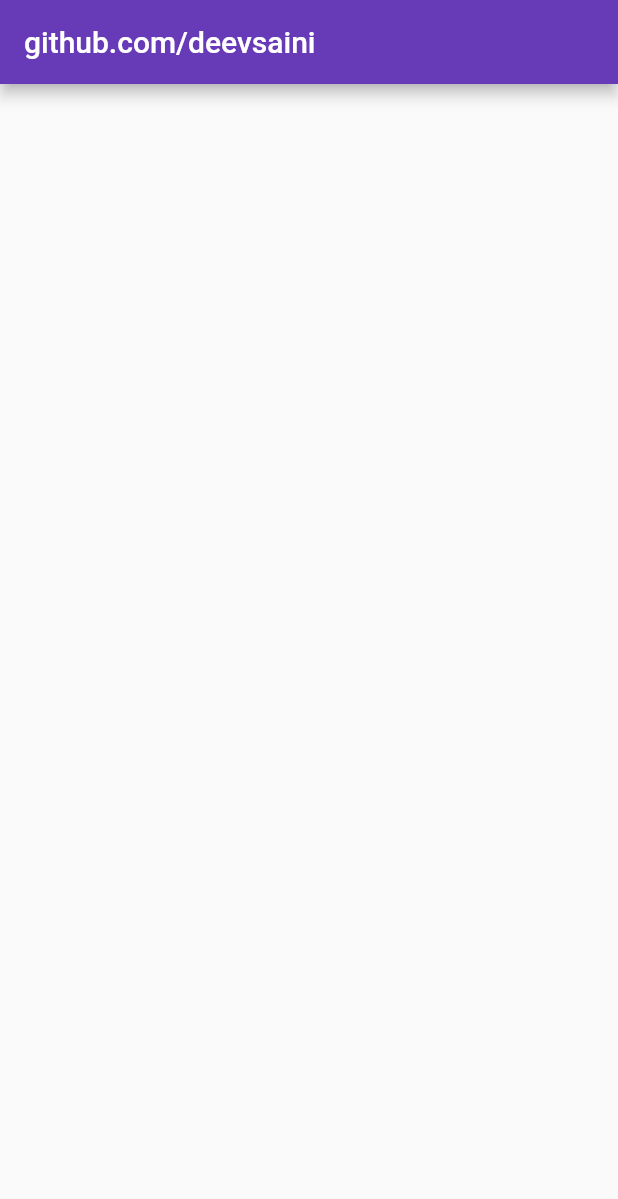
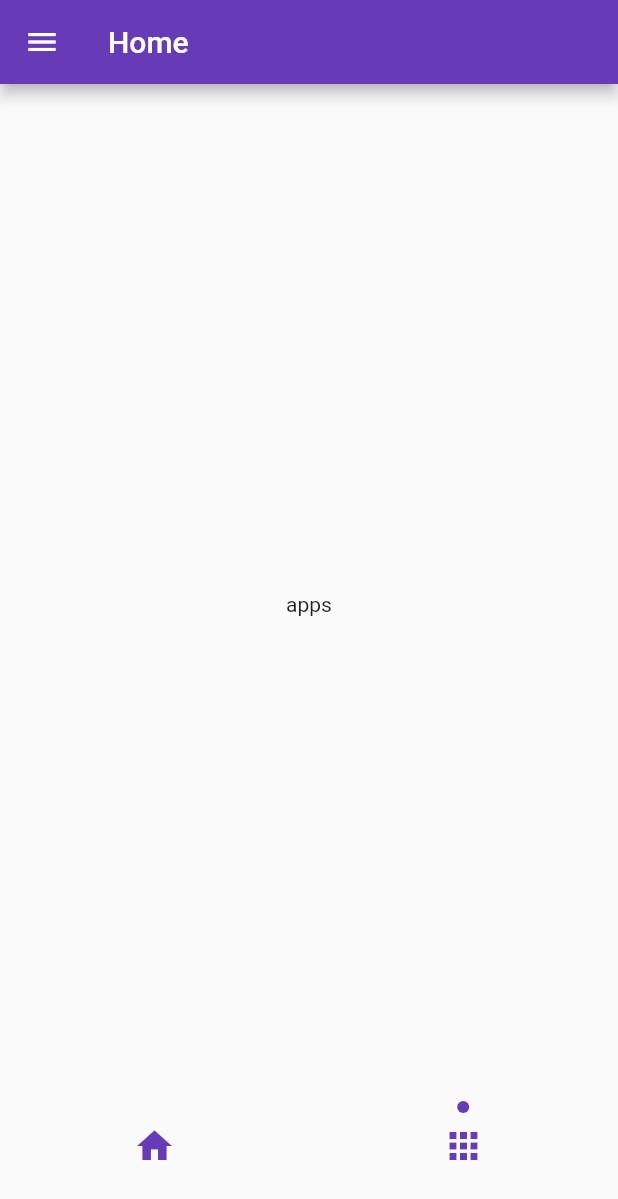
Before and after one commit to deevsaini/flutter_deevskit, a Flutter app: the screen it shows after launch, on a phone screen of 412 x 824 dp. Shown: the top 1199 px of the screen. Run offline on Flutter 3.47's test engine with Material 2 defaults, Android fonts, the phone set to English and light mode, and no system bars.

Commit message:
custom bottom nav bar and drawer

```diff
--- a/lib/main.dart
+++ b/lib/main.dart
@@ -1,3 +1,4 @@
+import 'package:deevskit/pages/nav_bar.dart';
 import 'package:flutter/material.dart';
 
 void main() {
@@ -11,13 +12,12 @@ class MyApp extends StatelessWidget {
   @override
   Widget build(BuildContext context) {
     return MaterialApp(
-      debugShowCheckedModeBanner: false,
-      title: 'DeevsKit',
-      theme: ThemeData(
-        primarySwatch: Colors.deepPurple,
-      ),
-      home: const MyHomePage(title: 'github.com/deevsaini'),
-    );
+        debugShowCheckedModeBanner: false,
+        title: 'DeevsKit',
+        theme: ThemeData(
+          primarySwatch: Colors.deepPurple,
+        ),
+        home: const HomePage());
   }
 }
 
--- /dev/null
+++ b/lib/pages/apps_home.dart
@@ -0,0 +1,14 @@
+import 'package:flutter/material.dart';
+
+class CustomAppsHome extends StatelessWidget {
+  const CustomAppsHome({Key? key}) : super(key: key);
+
+  @override
+  Widget build(BuildContext context) {
+    return Scaffold(
+      body: Center(
+        child: Text("apps"),
+      ),
+    );
+  }
+}
--- a/lib/pages/dashboard.dart
+++ b/lib/pages/dashboard.dart
@@ -0,0 +1,12 @@
+import 'package:flutter/material.dart';
+
+class DashboardPage extends StatelessWidget {
+  const DashboardPage({Key? key}) : super(key: key);
+
+  @override
+  Widget build(BuildContext context) {
+    return Scaffold(
+      body: Center(child: Text("dashBoard")),
+    );
+  }
+}
--- a/lib/pages/nav_bar.dart
+++ b/lib/pages/nav_bar.dart
@@ -1,10 +1,199 @@
+import 'package:deevskit/pages/dashboard.dart';
 import 'package:flutter/material.dart';
 
-class HomePage extends StatelessWidget {
+import '../widgets/tab_indicator.dart';
+import 'apps_home.dart';
+
+class HomePage extends StatefulWidget {
   const HomePage({Key? key}) : super(key: key);
 
   @override
+  State<HomePage> createState() => _HomePageState();
+}
+
+class _HomePageState extends State<HomePage> with TickerProviderStateMixin {
+  int currentIndex = 0;
+  bool isCollapsed = true;
+  double? screenWidth, screenHeight;
+  final Duration duration = const Duration(milliseconds: 300);
+  late AnimationController _controller;
+  late Animation<double> _scaleAnimation;
+  late Animation<double> _menuScaleAnimation;
+  late Animation<Offset> _slideAnimation;
+
+  late TabController tabController;
+  late List<NavItem> navItems;
+
+  bool isDark = false;
+  @override
+  void initState() {
+    // TODO: implement initState
+    super.initState();
+    _controller = AnimationController(vsync: this, duration: duration);
+    _scaleAnimation = Tween<double>(begin: 1, end: 0.8).animate(_controller);
+    _menuScaleAnimation =
+        Tween<double>(begin: 0.5, end: 1).animate(_controller);
+    _slideAnimation = Tween<Offset>(begin: Offset(-1, 0), end: Offset(0, 0))
+        .animate(_controller);
+    tabController = TabController(length: 2, vsync: this, initialIndex: 1);
+
+    navItems = [
+      NavItem('Home', Icons.home, DashboardPage()),
+      NavItem('Apps', Icons.apps, CustomAppsHome()),
+    ];
+
+    tabController.addListener(() {
+      currentIndex = tabController.index;
+      setState(() {});
+    });
+
+    tabController.animation!.addListener(() {
+      final aniValue = tabController.animation!.value;
+      if (aniValue - currentIndex > 0.5) {
+        currentIndex++;
+      } else if (aniValue - currentIndex < -0.5) {
+        currentIndex--;
+      }
+
+      setState(() {});
+    });
+  }
+
+  @override
+  void dispose() {
+    _controller.dispose();
+    super.dispose();
+  }
+
+  @override
   Widget build(BuildContext context) {
-    return const Scaffold();
+    Size size = MediaQuery.of(context).size;
+    screenHeight = size.height;
+    screenWidth = size.width;
+    return Scaffold(
+      appBar: AppBar(
+        title: Text(navItems[currentIndex].title.toString()),
+        leading: InkWell(
+          child: Icon(Icons.menu),
+          onTap: () {
+            setState(() {
+              if (isCollapsed)
+                _controller.forward();
+              else
+                _controller.reverse();
+
+              isCollapsed = !isCollapsed;
+            });
+          },
+        ),
+      ),
+      body: Stack(
+        children: [
+          menu(context),
+          AnimatedPositioned(
+            duration: duration,
+            top: 0,
+            bottom: 0,
+            left: isCollapsed ? 0 : 0.6 * screenWidth!,
+            right: isCollapsed ? 0 : -0.2 * screenWidth!,
+            child: ScaleTransition(
+              scale: _scaleAnimation,
+              child: Material(
+                animationDuration: duration,
+                elevation: 4,
+                child: SingleChildScrollView(
+                  scrollDirection: Axis.vertical,
+                  physics: const NeverScrollableScrollPhysics(),
+                  child: SizedBox(
+                    height: screenHeight! - 100,
+                    child: Scaffold(
+                      body: TabBarView(
+                        children: navItems.map((e) => e.screen).toList(),
+                        controller: tabController,
+                      ),
+                      bottomNavigationBar: SafeArea(
+                        child: TabBar(
+                          controller: tabController,
+                          indicator: const DeevTabIndicator(
+                              indicatorColor: Colors.deepPurple,
+                              indicatorStyle: DeevTabIndicatorStyle.circle,
+                              indicatorHeight: 2,
+                              radius: 4,
+                              yOffset: -12,
+                              width: 20),
+                          tabs: buildTabs(),
+                        ),
+                      ),
+                    ),
+                  ),
+                ),
+              ),
+            ),
+          )
+        ],
+      ),
+    );
+  }
+
+  buildTabs() {
+    List<Widget> tabs = [];
+
+    for (int i = 0; i < navItems.length; i++) {
+      tabs.add(Container(
+          child: Icon(
+        navItems[i].icon,
+        size: navItems[i].size,
+        color: Colors.deepPurple,
+      )));
+    }
+    return tabs;
+  }
+
+  menu(BuildContext context) {
+    return Container(
+      color: Colors.deepPurple.withOpacity(0.4),
+      child: SlideTransition(
+        position: _slideAnimation,
+        child: ScaleTransition(
+          scale: _menuScaleAnimation,
+          child: Padding(
+            padding: const EdgeInsets.only(left: 16.0),
+            child: Align(
+              alignment: Alignment.centerLeft,
+              child: Column(
+                mainAxisSize: MainAxisSize.min,
+                mainAxisAlignment: MainAxisAlignment.spaceAround,
+                crossAxisAlignment: CrossAxisAlignment.start,
+                children: const [
+                  Text("Dashboard",
+                      style: TextStyle(color: Colors.white, fontSize: 22)),
+                  SizedBox(height: 10),
+                  Text("Messages",
+                      style: TextStyle(color: Colors.white, fontSize: 22)),
+                  SizedBox(height: 10),
+                  Text("Services",
+                      style: TextStyle(color: Colors.white, fontSize: 22)),
+                  SizedBox(height: 10),
+                  Text("Abouts Us",
+                      style: TextStyle(color: Colors.white, fontSize: 22)),
+                  SizedBox(height: 10),
+                  Text("Contact Us",
+                      style: TextStyle(color: Colors.white, fontSize: 22)),
+                ],
+              ),
+            ),
+          ),
+        ),
+      ),
+    );
   }
 }
+
+class NavItem {
+  final String title;
+  final IconData icon;
+  final Widget screen;
+  final double size;
+
+  NavItem(this.title, this.icon, this.screen, [this.size = 28]);
+}
--- /dev/null
+++ b/lib/widgets/tab_indicator.dart
@@ -0,0 +1,60 @@
+import 'package:flutter/material.dart';
+
+enum DeevTabIndicatorStyle { circle, rectangle }
+
+class DeevTabIndicator extends Decoration {
+  final double indicatorHeight, width, yOffset, radius;
+  final Color indicatorColor;
+  final DeevTabIndicatorStyle indicatorStyle;
+
+  const DeevTabIndicator(
+      {this.indicatorHeight = 2,
+      required this.indicatorColor,
+      this.indicatorStyle = DeevTabIndicatorStyle.circle,
+      this.width = 20,
+      this.yOffset = 28,
+      this.radius = 4});
+
+  @override
+  _DeevTabIndicatorPainter createBoxPainter([VoidCallback? onChanged]) {
+    return _DeevTabIndicatorPainter(this, onChanged);
+  }
+}
+
+class _DeevTabIndicatorPainter extends BoxPainter {
+  final DeevTabIndicator decoration;
+
+  _DeevTabIndicatorPainter(this.decoration, VoidCallback? onChanged)
+      : super(onChanged);
+
+  @override
+  void paint(Canvas canvas, Offset offset, ImageConfiguration configuration) {
+    assert(configuration.size != null);
+
+    if (decoration.indicatorStyle == DeevTabIndicatorStyle.circle) {
+      final Paint paint = Paint()
+        ..color = decoration.indicatorColor
+        ..style = PaintingStyle.fill;
+      final Offset circleOffset = offset +
+          Offset(configuration.size!.width / 2 - (decoration.radius / 20),
+              decoration.yOffset);
+      canvas.drawCircle(circleOffset, decoration.radius, paint);
+    } else if (decoration.indicatorStyle == DeevTabIndicatorStyle.rectangle) {
+      Rect rect = Offset(
+            offset.dx + configuration.size!.width / 2 - (decoration.width / 2),
+            decoration.yOffset,
+          ) &
+          Size(decoration.width, decoration.indicatorHeight);
+
+      RRect radiusRectangle =
+          RRect.fromRectAndRadius(rect, Radius.circular(decoration.radius));
+      final Paint paint = Paint()
+        ..color = decoration.indicatorColor
+        ..style = PaintingStyle.fill;
+      canvas.drawRRect(
+        radiusRectangle,
+        paint,
+      );
+    }
+  }
+}
```
